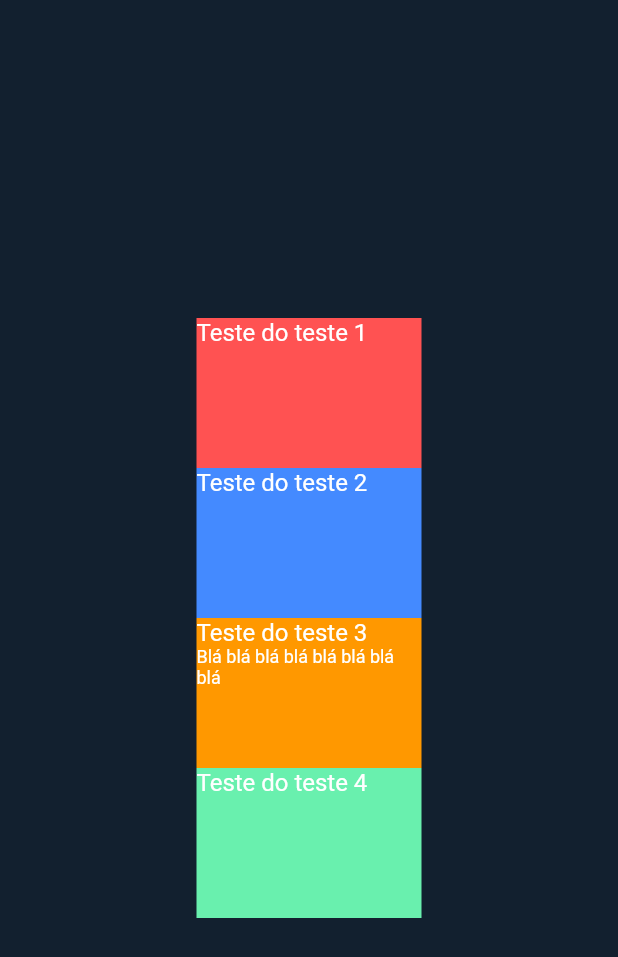
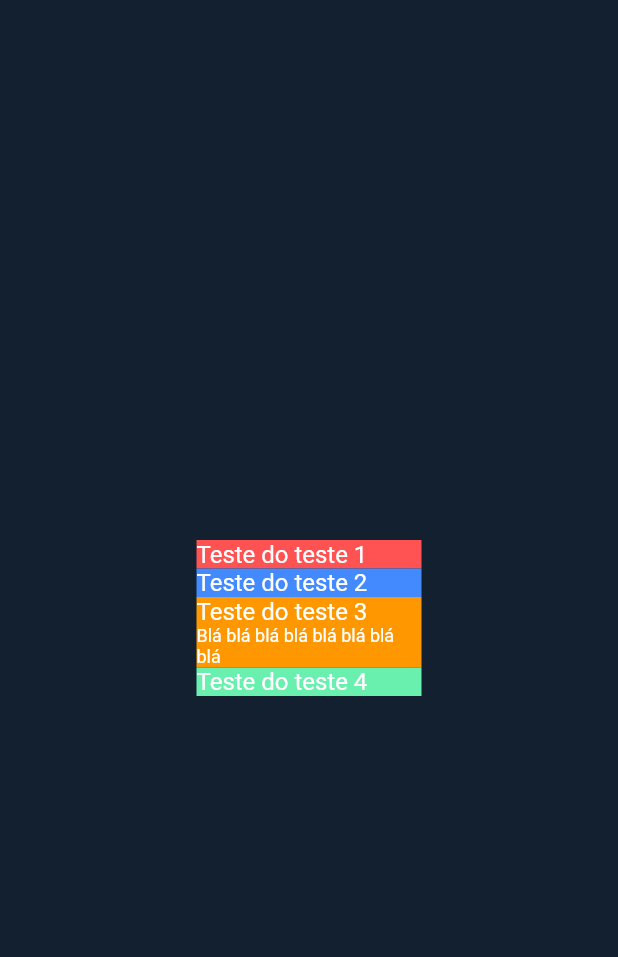
Before and after one commit to blemes319/accordion-component-flutter, a Flutter app: the screen it shows after launch, on a phone screen of 412 x 824 dp. Shown: the top 957 px of the screen. Run offline on Flutter 3.47's test engine with Material 2 defaults, Android fonts, the light colour scheme and no system bars.

Commit message:
chore: added Expanded widget accordion

```diff
--- a/lib/components/accordion_component.dart
+++ b/lib/components/accordion_component.dart
@@ -13,21 +13,22 @@ class Accordion extends StatelessWidget {
     return Container(
       color: color,
       width: 150,
-      height: 100,
       child: Column(
         crossAxisAlignment: CrossAxisAlignment.start,
         children: [
           Text(
             '${title}',
-            style: TextStyle(fontSize: 16),
+            style: const TextStyle(fontSize: 16),
           ),
           Visibility(
-            visible: showContent,
-            child: Text(
-              '${content}',
-              style: TextStyle(fontSize: 12),
-            ),
-          )
+              visible: showContent,
+              child: Expanded(
+                flex: 0,
+                child: Text(
+                  '${content}',
+                  style: const TextStyle(fontSize: 12),
+                ),
+              ))
         ],
       ),
     );
```
